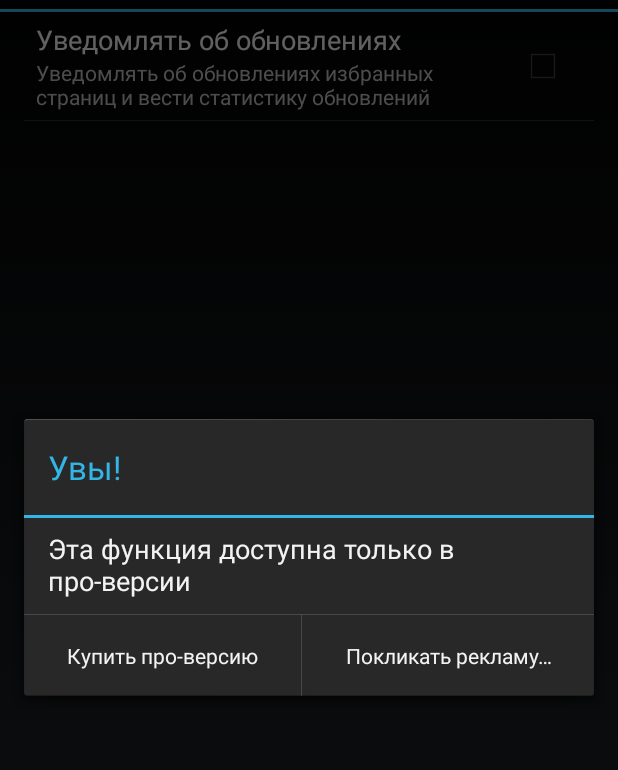
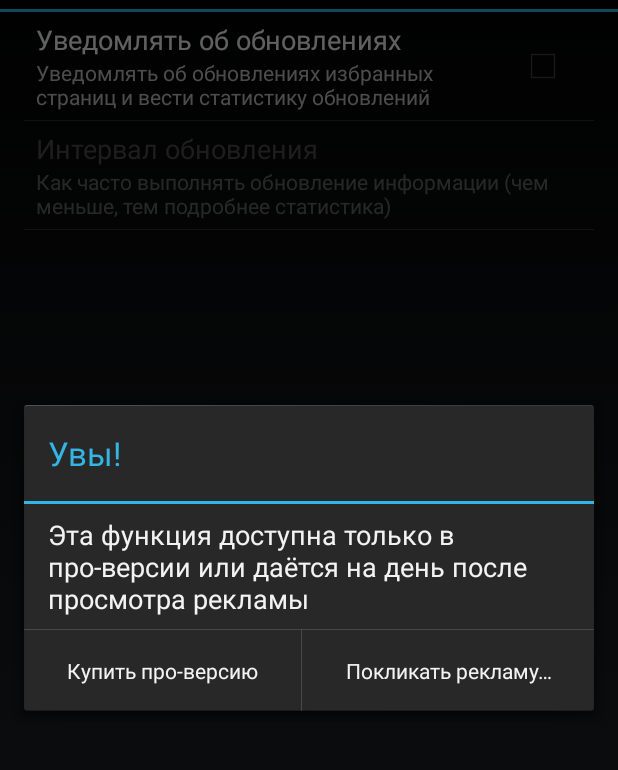
Before and after one commit to Kaned1as/AdmissionTracker, an Android app: the fragment AdmissionPreferenceFragment shown on its own in the app's theme, after a tap on "Уведомлять об обновлениях", on a phone screen of 412 x 824 dp, the part 60-830 px from its top. Run offline under Robolectric (Android 15) with nearby library versions, the phone set to English and light mode, and no system bars; our stand-ins replace AdMob.

```diff
--- a/tracker/src/main/java/com/adonai/admissiontracker/CheckProPreference.java
+++ b/tracker/src/main/java/com/adonai/admissiontracker/CheckProPreference.java
@@ -77,7 +77,7 @@ public class CheckProPreference extends CheckBoxPreference {
             //AdRequest adRequest = new AdRequest.Builder().build();
             AdRequest adRequest = new AdRequest.Builder()
                     .addTestDevice(AdRequest.DEVICE_ID_EMULATOR)       // Эмулятор
-                    //.addTestDevice("5F6649872FDD765392DAE7F87BA66B10") // Тестовый телефон Galaxy Nexus
+                    .addTestDevice("5F6649872FDD765392DAE7F87BA66B10") // Тестовый телефон Galaxy Nexus
                     .build();
             adView.loadAd(adRequest);
             adBuilder.setView(adView);
--- a/tracker/src/main/java/com/adonai/admissiontracker/DataRetriever.java
+++ b/tracker/src/main/java/com/adonai/admissiontracker/DataRetriever.java
@@ -19,6 +19,6 @@ public interface DataRetriever {
 
     BaseFragment getFragment();
 
-    boolean canTrackTime();
+    boolean isUpdate(Statistics newStat);
 
 }
--- a/tracker/src/main/java/com/adonai/admissiontracker/SelectorFragment.java
+++ b/tracker/src/main/java/com/adonai/admissiontracker/SelectorFragment.java
@@ -49,7 +49,7 @@ public class SelectorFragment extends BaseFragment {
 
         mInstSelector = (Spinner) rootView.findViewById(R.id.institution_spinner);
         mInstSelector.setAdapter(new ArrayAdapter<>(getActivity(), R.layout.tall_list_item, getResources().getStringArray(R.array.institutions_array)));
-        mInstSelector.setSelection(1); // Пока у нас всего один институт
+        //mInstSelector.setSelection(1);
         mInstSelector.setOnItemSelectedListener(mInstSelectListener);
 
         mFavSelector = (Spinner) rootView.findViewById(R.id.favorites_spinner);
@@ -177,6 +177,7 @@ public class SelectorFragment extends BaseFragment {
             mSelectedInstitution = Constants.University.values()[position];
             switch (mSelectedInstitution) {
                 case NONE: // nothing selected
+                    break;
                 default:
                     mProgressDialog.show();
                     getMainActivity().getService().retrievePage(mSelectedInstitution.getUrl(), mHandler);
--- a/tracker/src/main/res/values/arrays.xml
+++ b/tracker/src/main/res/values/arrays.xml
@@ -15,4 +15,20 @@
         <item>@string/reclaimed_today</item>
         <item>@string/needed_points</item>
     </string-array>
+
+    <string-array name="update_intervals_titles">
+        <item>Каждые 5 минут</item>
+        <item>Каждые 30 минут</item>
+        <item>Каждый час</item>
+        <item>Каждые полдня</item>
+        <item>Каждый день</item>
+    </string-array>
+
+    <string-array name="update_intervals_values">
+        <item>300000</item>
+        <item>1800000</item>
+        <item>3600000</item>
+        <item>21600000</item>
+        <item>43200000</item>
+    </string-array>
 </resources>
--- a/tracker/src/main/res/values/strings.xml
+++ b/tracker/src/main/res/values/strings.xml
@@ -39,7 +39,7 @@
     <string name="notify_updates_sum">Уведомлять об обновлениях избранных страниц и вести статистику обновлений</string>
     <string name="updates_present">Есть обновления страниц</string>
     <string name="but_excuse">Увы!</string>
-    <string name="only_pro">Эта функция доступна только в про-версии</string>
+    <string name="only_pro">Эта функция доступна только в про-версии или даётся на день после просмотра рекламы</string>
     <string name="click_ad">Покликать рекламу…</string>
     <string name="buy_pro">Купить про-версию</string>
     <string name="name_not_found">Имя не найдено в таблице!</string>
@@ -56,4 +56,6 @@
     <string name="favorite_not_found">Не найдено в избранном!</string>
     <string name="cannot_load_statistics">Не удалось загрузить статистику!</string>
     <string name="statistics_not_collected">Статистика ещё не собрана! Отследите хотя бы несколько часов!</string>
+    <string name="autoupdate_interval">Интервал обновления</string>
+    <string name="autoupdate_interval_sum">Как часто выполнять обновление информации (чем меньше, тем подробнее статистика)</string>
 </resources>
--- a/tracker/src/main/res/xml/preferences.xml
+++ b/tracker/src/main/res/xml/preferences.xml
@@ -6,4 +6,13 @@
         android:title="@string/notify_updates"
         android:summary="@string/notify_updates_sum"
         android:defaultValue="false" />
+
+    <ListPreference
+        android:key="auto.update.interval"
+        android:dependency="auto.update.key"
+        android:title="@string/autoupdate_interval"
+        android:summary="@string/autoupdate_interval_sum"
+        android:entries="@array/update_intervals_titles"
+        android:entryValues="@array/update_intervals_values"
+        android:defaultValue="5" />
 </PreferenceScreen>
```
Also changed, not shown: tracker/src/main/java/com/adonai/admissiontracker/AbstractShowDataFragment.java (+25 -11 lines), tracker/src/main/java/com/adonai/admissiontracker/NetworkService.java (+16 -10 lines), tracker/src/main/java/com/adonai/admissiontracker/ShowCommonDataFragment.java (+4 -9 lines), tracker/src/main/java/com/adonai/admissiontracker/ShowSpbuDataFragment.java (+1 -6 lines), tracker/src/main/java/com/adonai/admissiontracker/entities/Statistics.java (+22 -0 lines), 1 other file.
